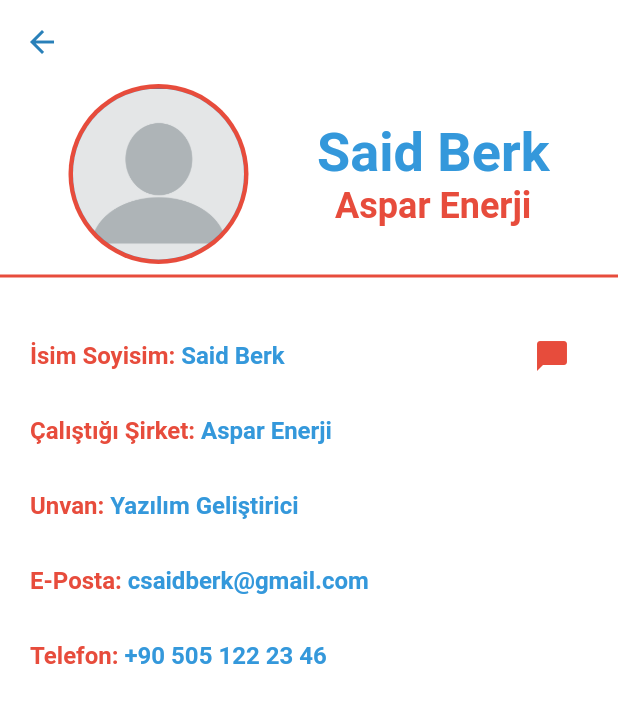
After one commit to saidberk27/atc-int-mobile-app, a Flutter app: the CustomerPage screen opened by its route, on a phone screen of 412 x 824 dp. The commit adds this screen. Shown: the top 703 px of the screen. Run offline on Flutter 3.47's test engine with Material 2 defaults, Android fonts, the phone set to English and light mode, and no system bars; our stand-ins replace flutter_svg.

Commit message:
Example Customer Page Design Completed

```diff
--- a/lib/main.dart
+++ b/lib/main.dart
@@ -1,4 +1,5 @@
 import 'package:atc_international/local_components/custom_text_themes.dart';
+import 'package:atc_international/screens/customers/customer.dart';
 import 'package:atc_international/screens/customers/customers.dart';
 import 'package:atc_international/screens/home_screen/home.dart';
 import 'package:atc_international/screens/home_screen/notifications.dart';
@@ -31,6 +32,7 @@ class MyApp extends StatelessWidget {
       routes: {
         '/notifications': (context) => const NotificationsPage(),
         '/customers': (context) => const CustomersPage(),
+        '/customer': (context) => const CustomerPage(),
       },
     );
   }
--- /dev/null
+++ b/lib/screens/customers/customer.dart
@@ -0,0 +1,103 @@
+import 'package:atc_international/local_components/colors.dart';
+import 'package:atc_international/local_components/custom_text_themes.dart';
+import 'package:flutter/material.dart';
+
+import '../../local_components/drawer.dart';
+import '../../local_components/profile_picture.dart';
+
+class CustomerPage extends StatelessWidget {
+  const CustomerPage({super.key});
+
+  @override
+  Widget build(BuildContext context) {
+    return Scaffold(
+      appBar: AppBar(),
+      body: Column(
+        children: [
+          userTitle(context),
+          Divider(
+            thickness: 2,
+            color: ProjectColor.red,
+          ),
+          Padding(
+            padding: const EdgeInsets.all(20.0),
+            child: Container(
+              child: Column(
+                children: [
+                  ChatBubbleRow(context),
+                  NormalRow(context, "Çalıştığı Şirket: ", "Aspar Enerji"),
+                  NormalRow(context, "Unvan: ", "Yazılım Geliştirici"),
+                  NormalRow(context, "E-Posta: ", "csaidberk@gmail.com"),
+                  NormalRow(context, "Telefon: ", "+90 505 122 23 46")
+                ],
+              ),
+            ),
+          )
+        ],
+      ),
+    );
+  }
+
+  SizedBox ChatBubbleRow(BuildContext context) {
+    return SizedBox(
+      height: 50,
+      child: Row(
+        children: [
+          Text(
+            "İsim Soyisim: ",
+            style: ProjectTextStyle.redSmallStrong(context),
+          ),
+          Text(
+            "Said Berk",
+            style: ProjectTextStyle.lightBlueSmallStrong(context),
+          ),
+          Spacer(),
+          IconButton(
+            onPressed: () => print("null"),
+            icon: Icon(Icons.chat_bubble),
+            color: ProjectColor.red,
+          )
+        ],
+      ),
+    );
+  }
+
+  SizedBox NormalRow(BuildContext context, String baslik, String icerik) {
+    return SizedBox(
+      height: 50,
+      child: Row(
+        children: [
+          Text(
+            baslik,
+            style: ProjectTextStyle.redSmallStrong(context),
+          ),
+          Text(
+            icerik,
+            style: ProjectTextStyle.lightBlueSmallStrong(context),
+          ),
+        ],
+      ),
+    );
+  }
+
+  Row userTitle(BuildContext context) {
+    return Row(
+      mainAxisAlignment: MainAxisAlignment.spaceEvenly,
+      children: [
+        ProfilePicture(radius: 60),
+        Column(
+          children: [
+            Text(
+              "Said Berk",
+              style: ProjectTextStyle.lightBlueBigStrong(context),
+            ),
+            Text(
+              "Aspar Enerji",
+              style: ProjectTextStyle.redMediumStrong(context),
+            ),
+          ],
+        )
+      ],
+    );
+  }
+}
--- a/lib/screens/customers/customers.dart
+++ b/lib/screens/customers/customers.dart
@@ -2,6 +2,8 @@ import 'package:atc_international/local_components/colors.dart';
 import 'package:atc_international/local_components/custom_text_themes.dart';
 import 'package:flutter/material.dart';
 import 'package:atc_international/local_components/profile_picture.dart';
+
+import '../../local_components/drawer.dart';
 
 class CustomersPage extends StatelessWidget {
   const CustomersPage({super.key});
@@ -9,6 +11,7 @@ class CustomersPage extends StatelessWidget {
   @override
   Widget build(BuildContext context) {
     return Scaffold(
+      drawer: const ProjectDrawer(),
       appBar: AppBar(title: Text(_pageTitle)),
       body: ListView(
         children: [
@@ -19,15 +22,15 @@ class CustomersPage extends StatelessWidget {
           customerCard(context),
           customerCard(context),
           customerCard(context),
-          SizedBox(
+          const SizedBox(
             height: 60,
           )
         ],
       ),
       floatingActionButton: FloatingActionButton.extended(
         onPressed: () => print("FAB"),
-        label: Text("Yeni Müşteri"),
-        icon: Icon(Icons.add),
+        label: const Text("Yeni Müşteri"),
+        icon: const Icon(Icons.add),
         shape: RoundedRectangleBorder(
             side: BorderSide(width: 3, color: ProjectColor.lightBlue),
             borderRadius: BorderRadius.circular(100)),
@@ -62,10 +65,10 @@ class CustomersPage extends StatelessWidget {
               children: [
                 IconButton(
                     onPressed: () => print("Mesaj"),
-                    icon: Icon(Icons.chat_bubble)),
+                    icon: const Icon(Icons.chat_bubble)),
                 IconButton(
-                    onPressed: () => print("Bilgi"),
-                    icon: Icon(Icons.info_outlined))
+                    onPressed: () => Navigator.pushNamed(context, "/customer"),
+                    icon: const Icon(Icons.info_outlined))
               ],
             )
           ],
```
